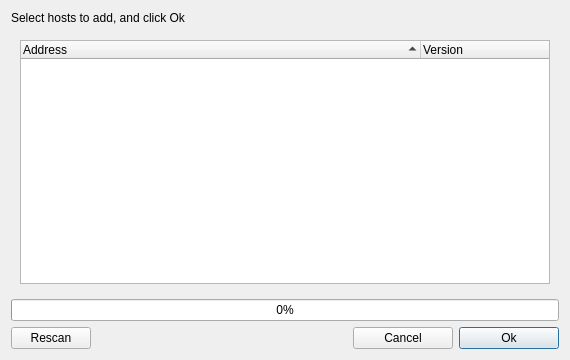
Qt form src/ui/export/scanTargetsDialog.ui (andrevmatos/Librix-ThinClient) before a commit.
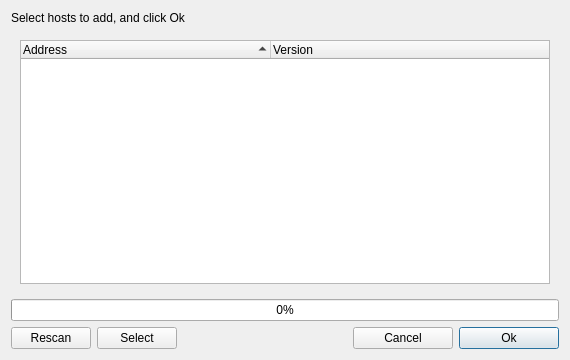
The same form after that commit. Icons and pictures are not drawn.

```diff
--- a/src/ui/export/scanTargetsDialog.ui
+++ b/src/ui/export/scanTargetsDialog.ui
@@ -45,7 +45,13 @@
          <bool>true</bool>
         </property>
         <attribute name="headerDefaultSectionSize">
-         <number>400</number>
+         <number>200</number>
+        </attribute>
+        <attribute name="headerHighlightSections">
+         <bool>false</bool>
+        </attribute>
+        <attribute name="headerMinimumSectionSize">
+         <number>250</number>
         </attribute>
         <column>
          <property name="text">
@@ -90,8 +96,12 @@
          <iconset resource="../icons/temp_icons.qrc">
           <normaloff>:/tab/refresh.png</normaloff>:/tab/refresh.png</iconset>
         </property>
-        <property name="autoDefault">
-         <bool>true</bool>
+       </widget>
+      </item>
+      <item>
+       <widget class="QPushButton" name="selectButton">
+        <property name="text">
+         <string>Select</string>
         </property>
        </widget>
       </item>
```
Left out of the diff: 6 changed lines with no effect on the pictures.
